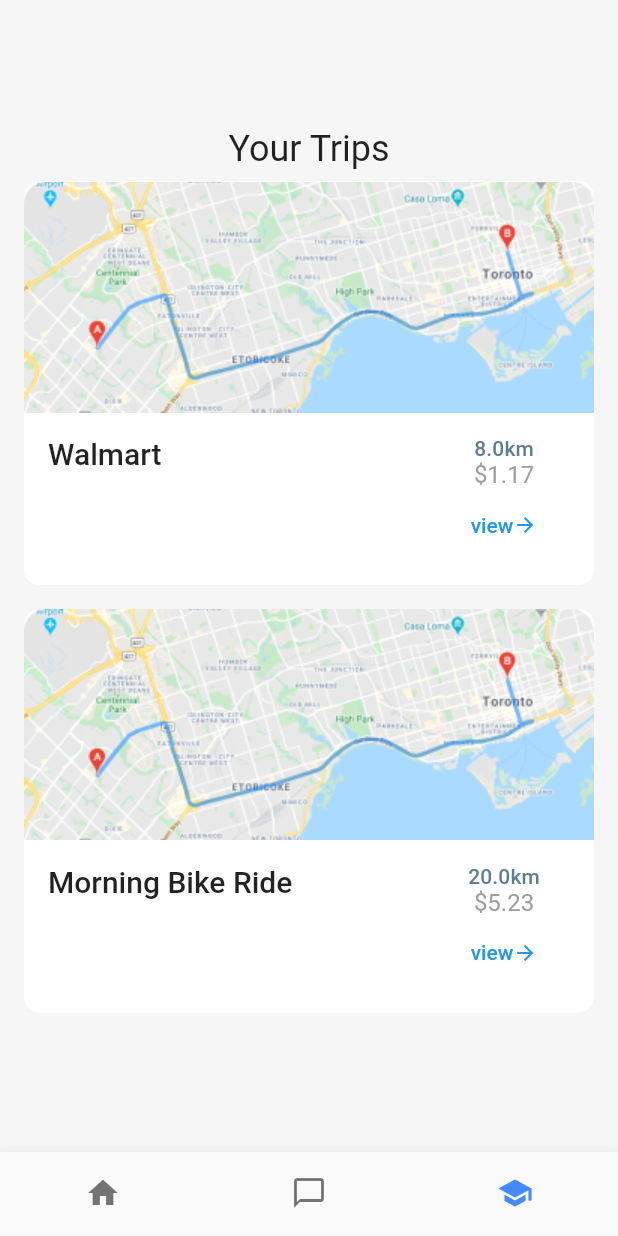
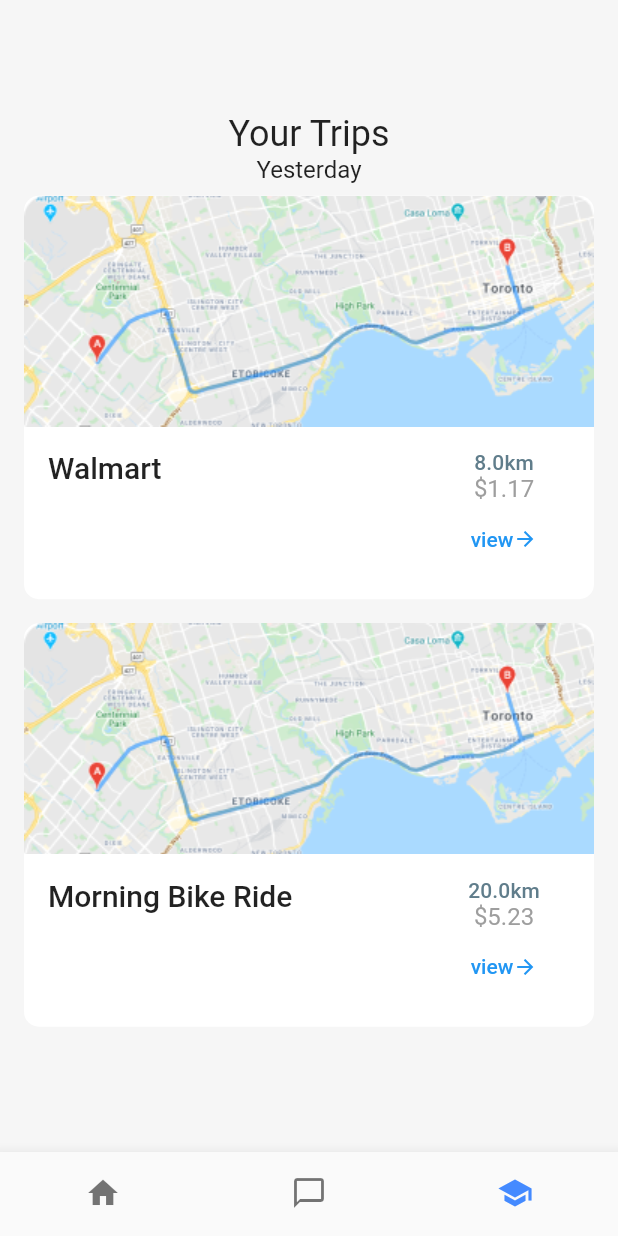
Before and after one commit to wuaster/atlas, a Flutter app: the screen it shows after launch, item 3 of the bottom bar chosen, on a phone screen of 412 x 824 dp. Run offline on Flutter 3.47's test engine with Material 2 defaults, Android fonts, the phone set to English and light mode, and no system bars; our stand-ins replace flip_card; missing offline and left inert: dash_chat.

Commit message:
Add SafeArea to main

```diff
--- a/lib/main.dart
+++ b/lib/main.dart
@@ -67,8 +67,10 @@ class _MyHomePageState extends State<MyHomePage> {
     // fast, so that you can just rebuild anything that needs updating rather
     // than having to individually change instances of widgets.
     return Scaffold(
-      body: Center(
-        child: _widgetOptions.elementAt(_selectedIndex),
+      body: SafeArea(
+        child: Center(
+          child: _widgetOptions.elementAt(_selectedIndex),
+        ),
       ),
       bottomNavigationBar: BottomNavigationBar(
         showSelectedLabels: false,
--- a/lib/ui/screens/history_screen.dart
+++ b/lib/ui/screens/history_screen.dart
@@ -12,6 +12,10 @@ class HistoryScreen extends StatelessWidget {
             Text(
               "Your Trips",
               style: Theme.of(context).textTheme.headline5,
+            ),
+            Text(
+              "Yesterday",
+              style: Theme.of(context).textTheme.subtitle1,
             ),
             TripCard(
               name: "Walmart",
```
